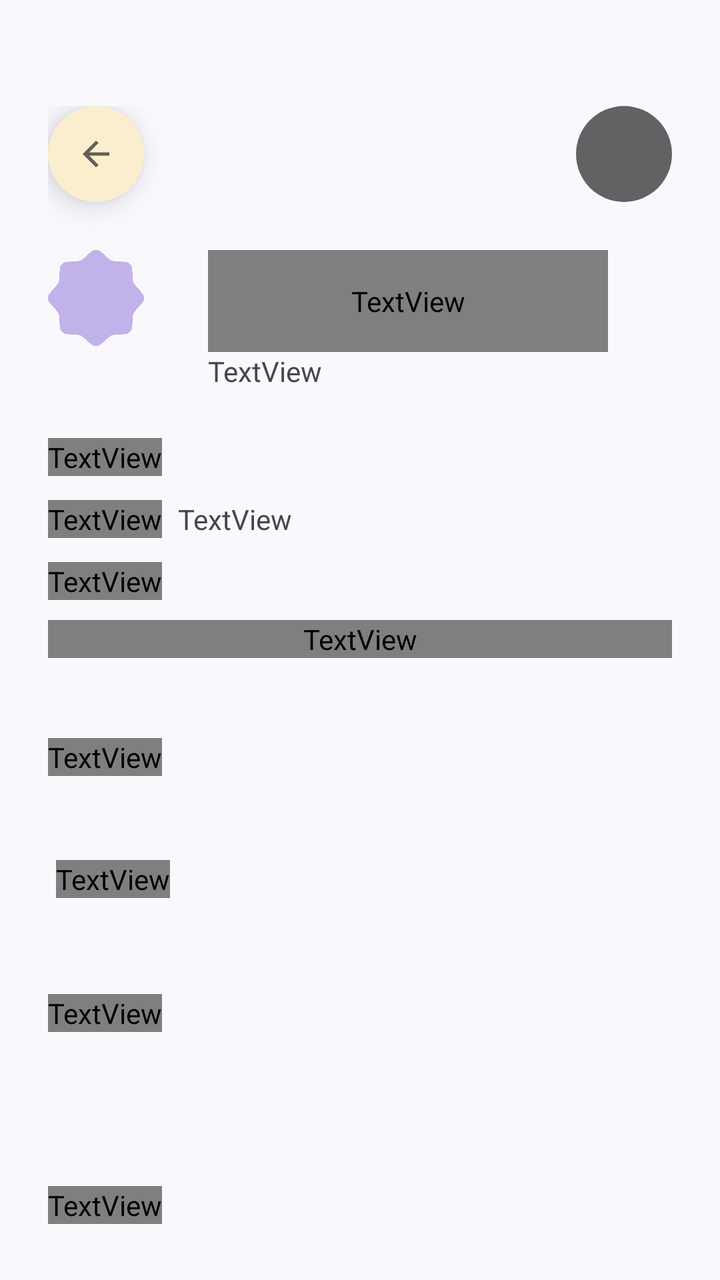
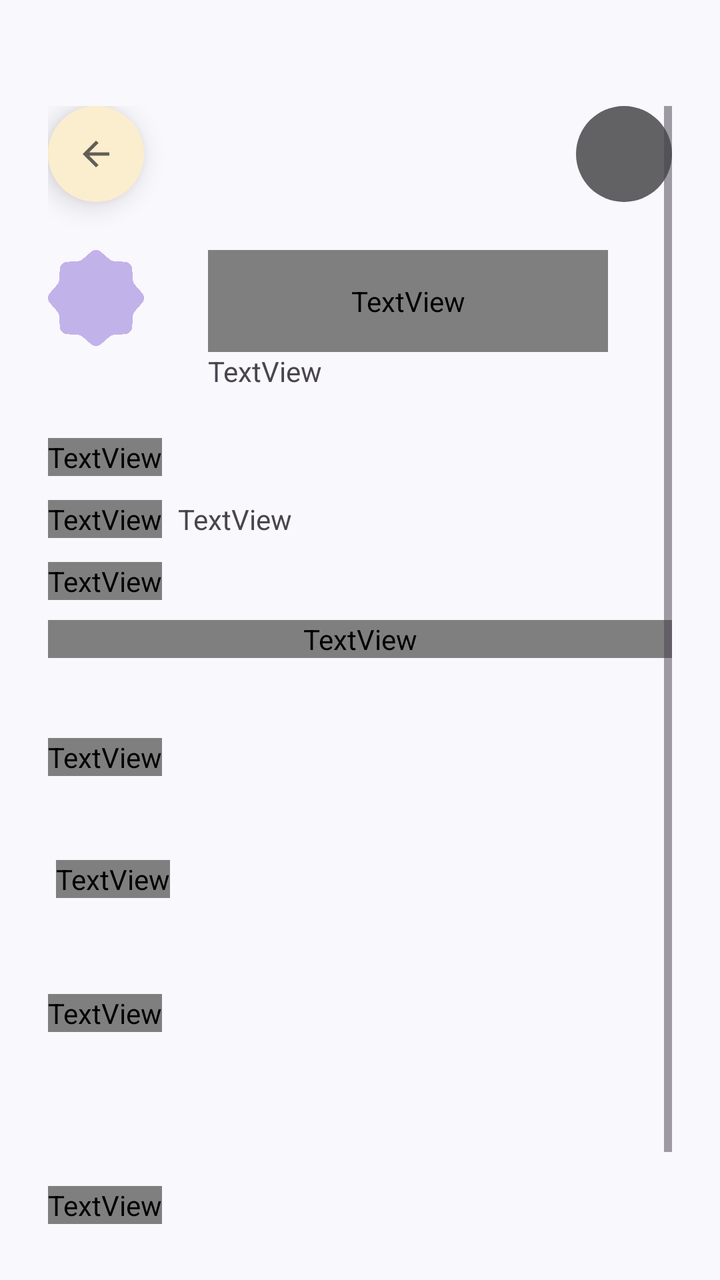

Two renders of the same Android screen: before a commit and after it. Below are the layout's source before the change and the commit's diff.
<!-- AndroidManifest.xml: application theme Theme.Projet_MoodlETS -->
<!-- res/layout/activity_cours_details.xml -->
<?xml version="1.0" encoding="utf-8"?>
<androidx.constraintlayout.widget.ConstraintLayout xmlns:android="http://schemas.android.com/apk/res/android"
    xmlns:app="http://schemas.android.com/apk/res-auto"
    xmlns:tools="http://schemas.android.com/tools"
    android:id="@+id/main"
    android:layout_width="match_parent"
    android:layout_height="match_parent"
    android:background="@color/BG"
    tools:context=".vue.CoursDetails">

    <androidx.constraintlayout.widget.Guideline
        android:id="@+id/guideline23"
        android:layout_width="wrap_content"
        android:layout_height="wrap_content"
        android:orientation="vertical"
        app:layout_constraintGuide_begin="24dp" />

    <androidx.constraintlayout.widget.Guideline
        android:id="@+id/guideline24"
        android:layout_width="wrap_content"
        android:layout_height="wrap_content"
        android:orientation="vertical"
        app:layout_constraintGuide_end="24dp" />

    <androidx.constraintlayout.widget.Guideline
        android:id="@+id/guideline22"
        android:layout_width="wrap_content"
        android:layout_height="wrap_content"
        android:orientation="horizontal"
        app:layout_constraintGuide_begin="53dp" />

    <ScrollView
        android:layout_width="0dp"
        android:layout_height="0dp"
        app:layout_constraintBottom_toBottomOf="parent"
        app:layout_constraintEnd_toStartOf="@+id/guideline24"
        app:layout_constraintHorizontal_bias="0.0"
        app:layout_constraintStart_toStartOf="@+id/guideline23"
        app:layout_constraintTop_toTopOf="@+id/guideline22"
        app:layout_constraintVertical_bias="1.0">

        <androidx.constraintlayout.widget.ConstraintLayout
            android:layout_width="match_parent"
            android:layout_height="wrap_content">

            <ImageButton
                android:id="@+id/btnRondFlecheGauche"
                android:layout_width="48dp"
                android:layout_height="48dp"
                android:background="@drawable/button_rond_fleche_gauche"
                android:elevation="8dp"
                app:layout_constraintStart_toStartOf="parent"
                app:layout_constraintTop_toTopOf="parent"
                app:srcCompat="@drawable/fleche_gauche"
                tools:ignore="ContentDescription,SpeakableTextPresentCheck" />

            <ImageView
                android:id="@+id/imageView6"
                android:layout_width="48dp"
                android:layout_height="48dp"
                app:layout_constraintEnd_toEndOf="parent"
                app:layout_constraintTop_toTopOf="@+id/guideline12"
                app:srcCompat="@drawable/ellipse_gris" />

            <TextView
                android:id="@+id/txtEnseignant"
                android:layout_width="wrap_content"
                android:layout_height="wrap_content"
                android:layout_marginStart="8dp"
                android:layout_marginTop="12dp"
                android:text="TextView"
                app:layout_constraintStart_toEndOf="@+id/textView6"
                app:layout_constraintTop_toBottomOf="@+id/txt_Commentaire" />

            <ImageView
                android:id="@+id/imageView7"
                android:layout_width="48dp"
                android:layout_height="48dp"
                app:layout_constraintStart_toStartOf="parent"
                app:layout_constraintTop_toTopOf="@+id/guideline33"
                app:srcCompat="@drawable/squircle_mauve" />

            <TextView
                android:id="@+id/textView3"
                android:layout_width="200dp"
                android:layout_height="51dp"
                android:layout_marginStart="32dp"
                android:fontFamily="@font/poppins_semibold"
                android:text="Nom du cours"
                android:textColor="@color/Carbon"
                android:textSize="20sp"
                app:layout_constraintStart_toEndOf="@+id/imageView7"
                app:layout_constraintTop_toTopOf="@+id/guideline33" />

            <TextView
                android:id="@+id/textView4"
                android:layout_width="wrap_content"
                android:layout_height="wrap_content"
                android:layout_marginStart="80dp"
                android:text="TextView"
                app:layout_constraintStart_toStartOf="parent"
                app:layout_constraintTop_toBottomOf="@+id/textView3" />

            <TextView
                android:id="@+id/txt_Commentaire"
                android:layout_width="wrap_content"
                android:layout_height="wrap_content"
                android:layout_marginTop="24dp"
                android:fontFamily="@font/poppins_semibold"
                android:text="@string/generalites"
                android:textColor="@color/Carbon"
                android:textSize="20sp"
                app:layout_constraintStart_toStartOf="parent"
                app:layout_constraintTop_toBottomOf="@+id/textView4"
                tools:ignore="MissingConstraints"
                tools:layout_editor_absoluteY="184dp" />

            <androidx.constraintlayout.widget.Guideline
                android:id="@+id/guideline12"
                android:layout_width="wrap_content"
                android:layout_height="wrap_content" />

            <androidx.constraintlayout.widget.Guideline
                android:layout_width="wrap_content"
                android:layout_height="wrap_content" />


            <TextView
                android:id="@+id/textView6"
                android:layout_width="wrap_content"
                android:layout_height="wrap_content"
                android:layout_marginTop="12dp"
                android:fontFamily="@font/poppins_semibold"
                android:text="@string/enseignant_cours"
                android:textColor="@color/Carbon"
                android:textSize="12sp"
                app:layout_constraintStart_toStartOf="parent"
                app:layout_constraintTop_toBottomOf="@+id/txt_Commentaire" />

            <TextView
                android:id="@+id/textView8"
                android:layout_width="wrap_content"
                android:layout_height="wrap_content"
                android:layout_marginTop="12dp"
                android:fontFamily="@font/poppins_semibold"
                android:text="@string/description_cours"
                android:textColor="@color/Carbon"
                android:textSize="12sp"
                app:layout_constraintStart_toStartOf="parent"
                app:layout_constraintTop_toBottomOf="@+id/textView6" />

            <TextView
                android:id="@+id/txt_description_cours"
                android:layout_width="0dp"
                android:layout_height="wrap_content"
                android:layout_marginTop="10dp"
                android:fontFamily="@font/poppins"
                android:text="texte  descriptif"
                android:textColor="@color/Carbon_70"
                android:textSize="12sp"
                app:layout_constraintEnd_toEndOf="parent"
                app:layout_constraintStart_toStartOf="parent"
                app:layout_constraintTop_toBottomOf="@+id/textView8" />

            <TextView
                android:id="@+id/textView7"
                android:layout_width="wrap_content"
                android:layout_height="wrap_content"
                android:layout_marginTop="40dp"
                android:fontFamily="@font/poppins_semibold"
                android:text="@string/horaire"
                android:textColor="@color/Carbon"
                android:textSize="20sp"
                app:layout_constraintStart_toStartOf="parent"
                app:layout_constraintTop_toBottomOf="@+id/txt_description_cours" />

            <HorizontalScrollView
                android:id="@+id/horizontalScrollView"
                android:layout_width="match_parent"
                android:layout_height="match_parent"
                app:layout_constraintEnd_toEndOf="parent"
                app:layout_constraintStart_toStartOf="parent"
                app:layout_constraintTop_toBottomOf="@+id/textView7">

                <LinearLayout
                    android:id="@+id/layoutCartesHoraire"
                    android:layout_width="wrap_content"
                    android:layout_height="wrap_content"
                    android:layout_marginTop="16dp"
                    android:orientation="horizontal">

                </LinearLayout>
            </HorizontalScrollView>

            <TextView
                android:id="@+id/textView14"
                android:layout_width="wrap_content"
                android:layout_height="wrap_content"
                android:layout_marginStart="4dp"
                android:layout_marginTop="26dp"
                android:fontFamily="@font/poppins_semibold"
                android:text="@string/annonces"

                android:textColor="@color/Carbon"
                android:textSize="20sp"
                app:layout_constraintStart_toStartOf="parent"
                app:layout_constraintTop_toBottomOf="@+id/horizontalScrollView" />

            <HorizontalScrollView
                android:id="@+id/horizontalScrollView2"
                android:layout_width="match_parent"
                android:layout_height="match_parent"
                android:layout_marginTop="8dp"
                app:layout_constraintEnd_toEndOf="parent"
                app:layout_constraintStart_toStartOf="parent"
                app:layout_constraintTop_toBottomOf="@+id/textView14">

                <LinearLayout
                    android:id="@+id/layoutAnnonce"
                    android:layout_width="wrap_content"
                    android:layout_height="match_parent"
                    android:orientation="horizontal" />

            </HorizontalScrollView>

            <TextView
                android:id="@+id/textView17"
                android:layout_width="wrap_content"
                android:layout_height="wrap_content"
                android:layout_marginTop="40dp"
                android:fontFamily="@font/poppins_semibold"
                android:text="@string/votre_note_cours"
                android:textColor="@color/Carbon"
                android:textSize="20sp"
                app:layout_constraintStart_toStartOf="parent"
                app:layout_constraintTop_toBottomOf="@+id/horizontalScrollView2" />

            <TextView
                android:id="@+id/textView15"
                android:layout_width="wrap_content"
                android:layout_height="wrap_content"
                android:layout_marginTop="136dp"
                android:fontFamily="@font/poppins_semibold"
                android:text="@string/travaux"
                android:textColor="@color/Carbon"
                android:textSize="20sp"
                app:layout_constraintStart_toStartOf="parent"
                app:layout_constraintTop_toBottomOf="@+id/horizontalScrollView2" />

            <androidx.constraintlayout.widget.Guideline
                android:id="@+id/guideline33"
                android:layout_width="wrap_content"
                android:layout_height="wrap_content"
                android:orientation="horizontal"
                app:layout_constraintGuide_begin="72dp" />


        </androidx.constraintlayout.widget.ConstraintLayout>
    </ScrollView>

</androidx.constraintlayout.widget.ConstraintLayout>
<!-- resources referenced by this layout -->
<resources>
  <color name="BG">#F9F8FD</color>
  <color name="Carbon">#212022</color>
  <color name="Carbon_70">#B3212022</color>
  <!-- drawable button_rond_fleche_gauche (drawable) -->
  <?xml version="1.0" encoding="utf-8"?>
  <shape xmlns:android="http://schemas.android.com/apk/res/android">
      <corners android:radius="100dp"/>
      <solid android:color="#FBEECE"/>
  
  </shape>
  <!-- drawable ellipse_gris (drawable) -->
  <vector xmlns:android="http://schemas.android.com/apk/res/android"
      android:width="4dp"
      android:height="4dp"
      android:viewportWidth="4"
      android:viewportHeight="4">
    <path
        android:pathData="M2,2m-2,0a2,2 0,1 1,4 0a2,2 0,1 1,-4 0"
        android:fillColor="#212022"
        android:fillAlpha="0.7"/>
  </vector>
  <!-- drawable fleche_gauche (drawable) -->
  <vector xmlns:android="http://schemas.android.com/apk/res/android"
      android:width="20dp"
      android:height="20dp"
      android:viewportWidth="20"
      android:viewportHeight="20">
    <group>
      <clip-path
          android:pathData="M20,0l-20,0l-0,20l20,0z"/>
      <path
          android:pathData="M6.521,10.833H16.667V9.167H6.521L11.187,4.5L10,3.333L3.333,10L10,16.667L11.187,15.5L6.521,10.833Z"
          android:fillColor="#212022"
          android:fillAlpha="0.7"/>
    </group>
  </vector>
  <!-- drawable squircle_mauve: vector/xml drawable (drawable, 2414 chars, omitted) -->
  <string name="annonces">Annonces</string>
  <string name="description_cours">Description :</string>
  <string name="enseignant_cours">Enseignants :</string>
  <string name="generalites">Généralités</string>
  <string name="horaire">Horaire</string>
  <string name="travaux">Travaux</string>
  <string name="votre_note_cours">Votre note</string>
  <style name="Theme.Projet_MoodlETS" parent="Base.Theme.Projet_MoodlETS">
          <item name="android:windowOptOutEdgeToEdgeEnforcement" tools:targetApi="35">true</item>
      </style>
  <style name="Base.Theme.Projet_MoodlETS" parent="Theme.Material3.DayNight.NoActionBar">
      </style>
</resources>

<!-- the commit's change to res/layout/activity_cours_details.xml (unified diff, before → after) -->
@@ -247,6 +247,14 @@
                 app:layout_constraintStart_toStartOf="parent"
                 app:layout_constraintTop_toBottomOf="@+id/horizontalScrollView2" />
 
+            <LinearLayout
+                android:id="@+id/listeTravauxCours"
+                android:layout_width="match_parent"
+                android:layout_height="wrap_content"
+                android:minHeight="100dp"
+                android:orientation="vertical"
+                app:layout_constraintTop_toBottomOf="@+id/textView15" />
+
             <androidx.constraintlayout.widget.Guideline
                 android:id="@+id/guideline33"
                 android:layout_width="wrap_content"
